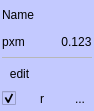
Old version of the form dcscope/gui/matrix/dm_dataset.ui in the repository DC-analysis/DCscope.
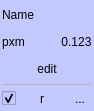
New version of the form. Icons and pictures are not drawn.

```diff
--- a/dcscope/gui/matrix/dm_dataset.ui
+++ b/dcscope/gui/matrix/dm_dataset.ui
@@ -32,6 +32,9 @@
    <property name="spacing">
     <number>0</number>
    </property>
+   <property name="sizeConstraint">
+    <enum>QLayout::SizeConstraint::SetDefaultConstraint</enum>
+   </property>
    <property name="leftMargin">
     <number>0</number>
    </property>
@@ -151,36 +154,6 @@
        </layout>
       </item>
       <item>
-       <widget class="Line" name="line">
-        <property name="styleSheet">
-         <string notr="true">color: #B7B7B7</string>
-        </property>
-        <property name="frameShadow">
-         <enum>QFrame::Shadow::Plain</enum>
-        </property>
-        <property name="lineWidth">
-         <number>1</number>
-        </property>
-        <property name="orientation">
-         <enum>Qt::Orientation::Horizontal</enum>
-        </property>
-       </widget>
-      </item>
-      <item>
-       <layout class="QHBoxLayout" name="horizontalLayout_2">
-        <property name="leftMargin">
-         <number>0</number>
-        </property>
-        <property name="topMargin">
-         <number>0</number>
-        </property>
-        <property name="rightMargin">
-         <number>0</number>
-        </property>
-        <property name="bottomMargin">
-         <number>0</number>
-        </property>
-        <item alignment="Qt::AlignmentFlag::AlignLeft">
          <widget class="QToolButton" name="toolButton_modify">
           <property name="sizePolicy">
            <sizepolicy hsizetype="Minimum" vsizetype="Minimum">
@@ -210,7 +183,21 @@
           </property>
          </widget>
         </item>
-       </layout>
+      <item>
+       <widget class="Line" name="line">
+        <property name="styleSheet">
+         <string notr="true">color: #B7B7B7</string>
+        </property>
+        <property name="frameShadow">
+         <enum>QFrame::Shadow::Plain</enum>
+        </property>
+        <property name="lineWidth">
+         <number>1</number>
+        </property>
+        <property name="orientation">
+         <enum>Qt::Orientation::Horizontal</enum>
+        </property>
+       </widget>
       </item>
       <item>
        <layout class="QHBoxLayout" name="horizontalLayout">
```
Lines whose indentation alone changed are shown as unchanged.
